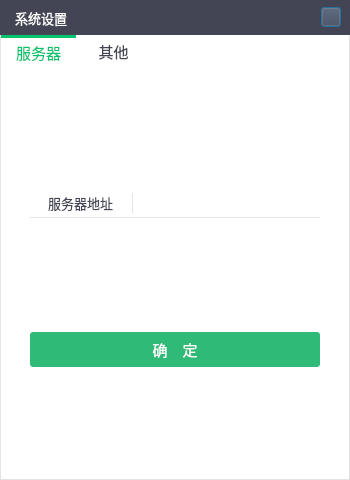
Qt form SoftTerminal/forms/STSetting.ui (sunpu/softterminal) before a commit.
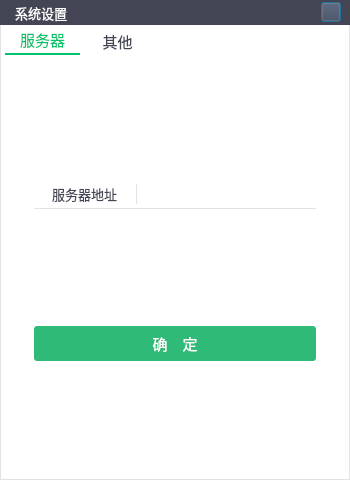
The same form after that commit. Icons and pictures are not drawn.

Diff of the .ui file:
```diff
--- a/SoftTerminal/forms/STSetting.ui
+++ b/SoftTerminal/forms/STSetting.ui
@@ -51,13 +51,13 @@
      <property name="minimumSize">
       <size>
        <width>0</width>
-       <height>35</height>
+       <height>25</height>
       </size>
      </property>
      <property name="maximumSize">
       <size>
        <width>16777215</width>
-       <height>35</height>
+       <height>25</height>
       </size>
      </property>
      <property name="styleSheet">
@@ -162,16 +162,16 @@
        <number>0</number>
       </property>
       <property name="leftMargin">
-       <number>1</number>
+       <number>5</number>
       </property>
       <property name="topMargin">
        <number>0</number>
       </property>
       <property name="rightMargin">
-       <number>1</number>
+       <number>5</number>
       </property>
       <property name="bottomMargin">
-       <number>1</number>
+       <number>5</number>
       </property>
       <item>
        <widget class="QTabWidget" name="tabWidget">
@@ -194,19 +194,19 @@
 {
     min-width: 75px;
     min-height: 28px;
-	font: 12pt &quot;微软雅黑&quot;;
+	font: 10pt &quot;微软雅黑&quot;;
 }
 
 
 #tabWidget QTabBar::tab:selected
 {
-    border-top: 3px solid #00c36e;
+    border-bottom: 2px solid #00c36e;
 	color:#00c36e;
 }
 
 #tabWidget QTabBar::tab:!selected
 {
-    border-top: 0px;
+    border-bottom: 0px;
 	color: rgb(67, 69, 85);
 }
 </string>
```
